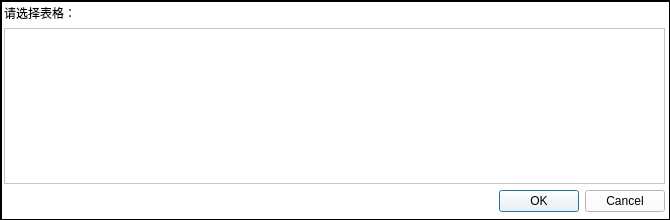
First picture: the form in groupdialog.ui, repository taiyuankejizhu/SparkZNC, before the edit.
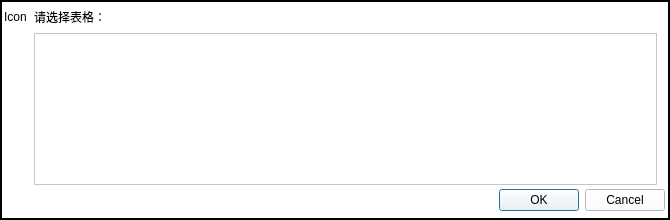
Second picture: the form after the edit.

Patch:
```diff
--- a/groupdialog.ui
+++ b/groupdialog.ui
@@ -30,8 +30,8 @@
     <rect>
      <x>0</x>
      <y>0</y>
-     <width>671</width>
-     <height>221</height>
+     <width>670</width>
+     <height>220</height>
     </rect>
    </property>
    <property name="palette">
@@ -467,30 +467,68 @@
       <height>221</height>
      </rect>
     </property>
-    <layout class="QVBoxLayout" name="verticalLayout">
+    <layout class="QFormLayout" name="formLayout">
+     <property name="fieldGrowthPolicy">
+      <enum>QFormLayout::AllNonFixedFieldsGrow</enum>
+     </property>
+     <property name="verticalSpacing">
+      <number>2</number>
+     </property>
      <property name="leftMargin">
       <number>5</number>
      </property>
      <property name="topMargin">
-      <number>5</number>
+      <number>4</number>
      </property>
      <property name="rightMargin">
       <number>5</number>
      </property>
      <property name="bottomMargin">
-      <number>8</number>
+      <number>4</number>
      </property>
-     <item>
+     <item row="1" column="0">
       <widget class="QLabel" name="label">
+       <property name="minimumSize">
+        <size>
+         <width>24</width>
+         <height>24</height>
+        </size>
+       </property>
+       <property name="maximumSize">
+        <size>
+         <width>24</width>
+         <height>24</height>
+        </size>
+       </property>
+       <property name="text">
+        <string>Icon</string>
+       </property>
+      </widget>
+     </item>
+     <item row="1" column="1">
+      <widget class="QLabel" name="label_title">
        <property name="text">
         <string>请选择表格：</string>
        </property>
       </widget>
      </item>
-     <item>
-      <widget class="QTableView" name="tableView"/>
+     <item row="2" column="1">
+      <widget class="QTableView" name="tableView">
+       <property name="minimumSize">
+        <size>
+         <width>623</width>
+         <height>152</height>
+        </size>
+       </property>
+       <property name="maximumSize">
+        <size>
+         <width>623</width>
+         <height>152</height>
+        </size>
+       </property>
+      </widget>
      </item>
-     <item>
+     <item row="3" column="1">
       <widget class="QDialogButtonBox" name="buttonBox">
        <property name="orientation">
         <enum>Qt::Horizontal</enum>
```
Left out of the diff: 2 changed lines with no effect on the pictures.
